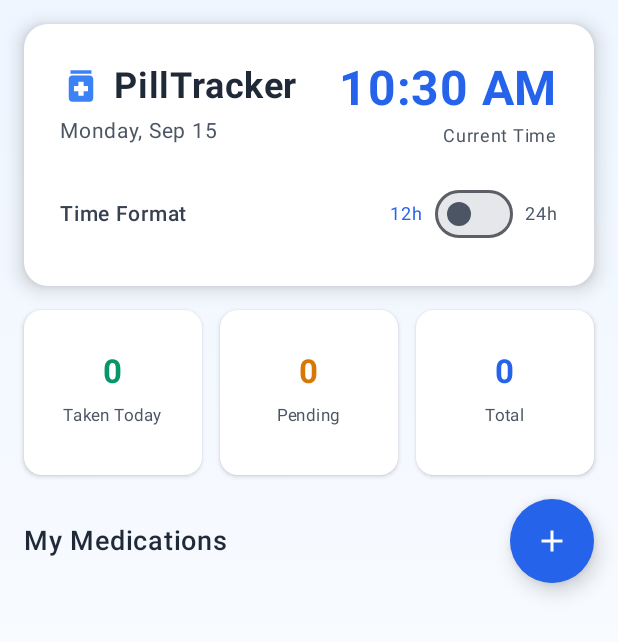
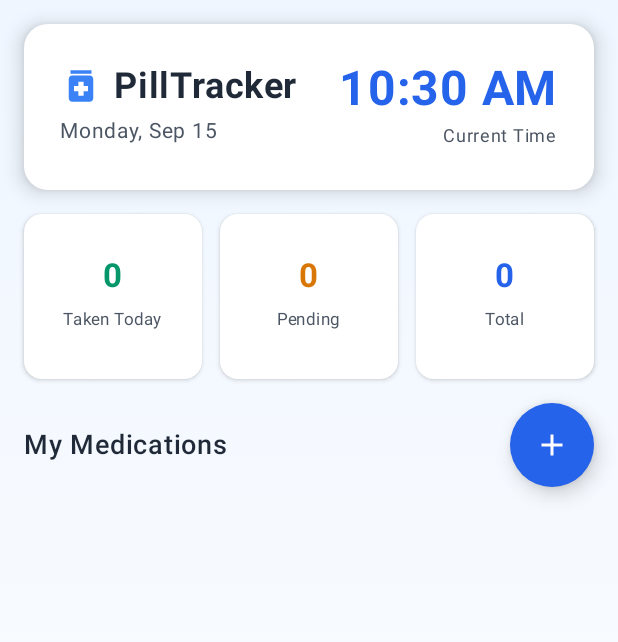
Before and after one commit to wahidsuman/Pill-, an Android app built with Jetpack Compose: the screen it shows after launch (MainActivity), on a phone screen of 412 x 824 dp. Shown: the top 642 px of the screen. Run offline under Robolectric (Android 15) with nearby library versions, the phone set to English and light mode, and no system bars; our stand-ins replace Dagger/Hilt's generated code, Room's generated code.

Commit message:
Checkpoint before follow-up message
Co-authored-by: wahidsuman <wahidsuman@gmail.com>

```diff
--- a/app/src/main/java/com/pilltracker/app/ui/screen/PillTrackerScreen.kt
+++ b/app/src/main/java/com/pilltracker/app/ui/screen/PillTrackerScreen.kt
@@ -38,7 +38,6 @@ fun PillTrackerScreen(
     val pendingCount by viewModel.pendingCount.collectAsState()
     val showAddForm by viewModel.showAddForm.collectAsState()
     val showEditForm by viewModel.showEditForm.collectAsState()
-    var is24HourFormat by remember { mutableStateOf(false) }
 
     val currentTime = remember { LocalDateTime.now() }
 
@@ -59,11 +58,7 @@ fun PillTrackerScreen(
         ) {
             // Header
             item {
-                HeaderSection(
-                    currentTime = currentTime,
-                    is24HourFormat = is24HourFormat,
-                    onTimeFormatChange = { is24HourFormat = it }
-                )
+                HeaderSection(currentTime = currentTime)
             }
 
             // Quick Stats
@@ -114,11 +109,7 @@ fun PillTrackerScreen(
 }
 
 @Composable
-fun HeaderSection(
-    currentTime: LocalDateTime,
-    is24HourFormat: Boolean,
-    onTimeFormatChange: (Boolean) -> Unit
-) {
+fun HeaderSection(currentTime: LocalDateTime) {
     Card(
         modifier = Modifier
             .fillMaxWidth()
@@ -127,13 +118,10 @@ fun HeaderSection(
         colors = CardDefaults.cardColors(containerColor = Color.White),
         elevation = CardDefaults.cardElevation(defaultElevation = 8.dp)
     ) {
-        Column(
+        Row(
             modifier = Modifier
                 .fillMaxWidth()
-                .padding(24.dp)
-        ) {
-            Row(
-                modifier = Modifier.fillMaxWidth(),
+                .padding(24.dp),
             horizontalArrangement = Arrangement.SpaceBetween,
             verticalAlignment = Alignment.CenterVertically
         ) {
@@ -167,11 +155,7 @@ fun HeaderSection(
                 horizontalAlignment = Alignment.End
             ) {
                 Text(
-                        text = if (is24HourFormat) {
-                            currentTime.format(DateTimeFormatter.ofPattern("HH:mm"))
-                        } else {
-                            currentTime.format(DateTimeFormatter.ofPattern("hh:mm a"))
-                        },
+                    text = currentTime.format(DateTimeFormatter.ofPattern("hh:mm a")),
                     fontSize = 32.sp,
                     fontWeight = FontWeight.Bold,
                     color = Blue600
@@ -181,48 +165,6 @@ fun HeaderSection(
                     fontSize = 12.sp,
                     color = Gray600
                 )
-                }
-            }
-
-            Spacer(modifier = Modifier.height(16.dp))
-
-            // Time Format Toggle
-            Row(
-                modifier = Modifier.fillMaxWidth(),
-                horizontalArrangement = Arrangement.SpaceBetween,
-                verticalAlignment = Alignment.CenterVertically
-            ) {
-                Text(
-                    text = "Time Format",
-                    fontSize = 14.sp,
-                    fontWeight = FontWeight.Medium,
-                    color = Gray700
-                )
-                Row(
-                    verticalAlignment = Alignment.CenterVertically,
-                    horizontalArrangement = Arrangement.spacedBy(8.dp)
-                ) {
-                    Text(
-                        text = "12h",
-                        fontSize = 12.sp,
-                        color = if (!is24HourFormat) Blue600 else Gray600
-                    )
-                    Switch(
-                        checked = is24HourFormat,
-                        onCheckedChange = onTimeFormatChange,
-                        colors = SwitchDefaults.colors(
-                            checkedThumbColor = Blue600,
-                            checkedTrackColor = Blue100,
-                            uncheckedThumbColor = Gray600,
-                            uncheckedTrackColor = Gray200
-                        )
-                    )
-                    Text(
-                        text = "24h",
-                        fontSize = 12.sp,
-                        color = if (is24HourFormat) Blue600 else Gray600
-                    )
-                }
             }
         }
     }
```
Also changed, not shown: app/src/main/java/com/pilltracker/app/ui/components/AddPillModal.kt (+7 -29 lines). Lines whose indentation alone changed are shown as unchanged.
